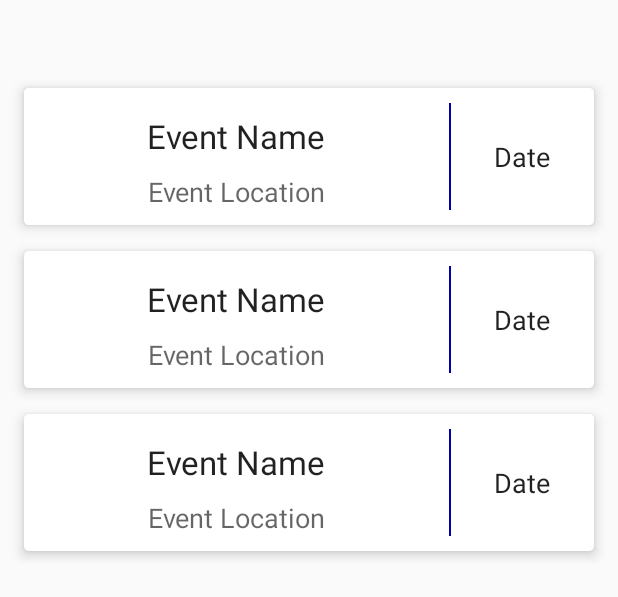
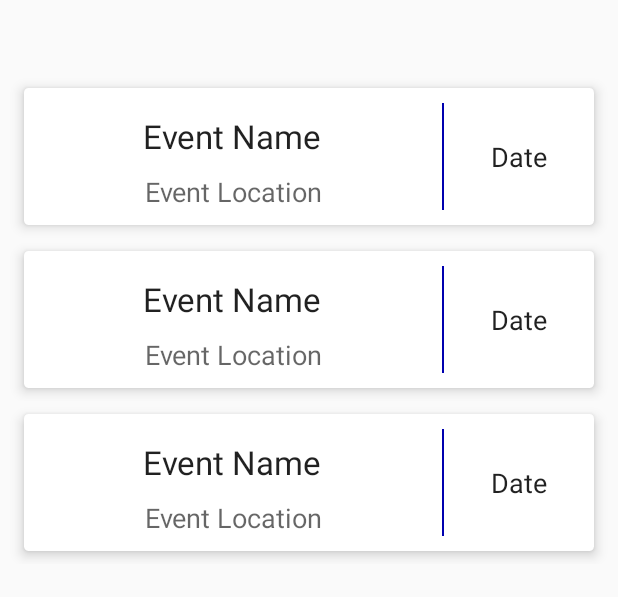
Before and after one commit to devlontechron/450Android-HackAlong, an Android app: the layout recycler_view_events.xml on its own in the app's theme, with its tools: preview values and no code run, on a phone screen of 412 x 824 dp. Shown: the top 597 px of the screen. Run offline under Robolectric (Android 15) with nearby library versions, the phone set to English and light mode, and no system bars.

Commit message:
fine tuning

```diff
--- a/app/src/main/res/layout/cards_events.xml
+++ b/app/src/main/res/layout/cards_events.xml
@@ -72,7 +72,7 @@
 
             <TextView
                 android:id="@+id/TextViewDate"
-                android:layout_width="75dp"
+                android:layout_width="80dp"
                 android:layout_height="wrap_content"
                 android:layout_gravity="center_horizontal|center|clip_vertical"
                 android:layout_marginLeft="10dp"
```
